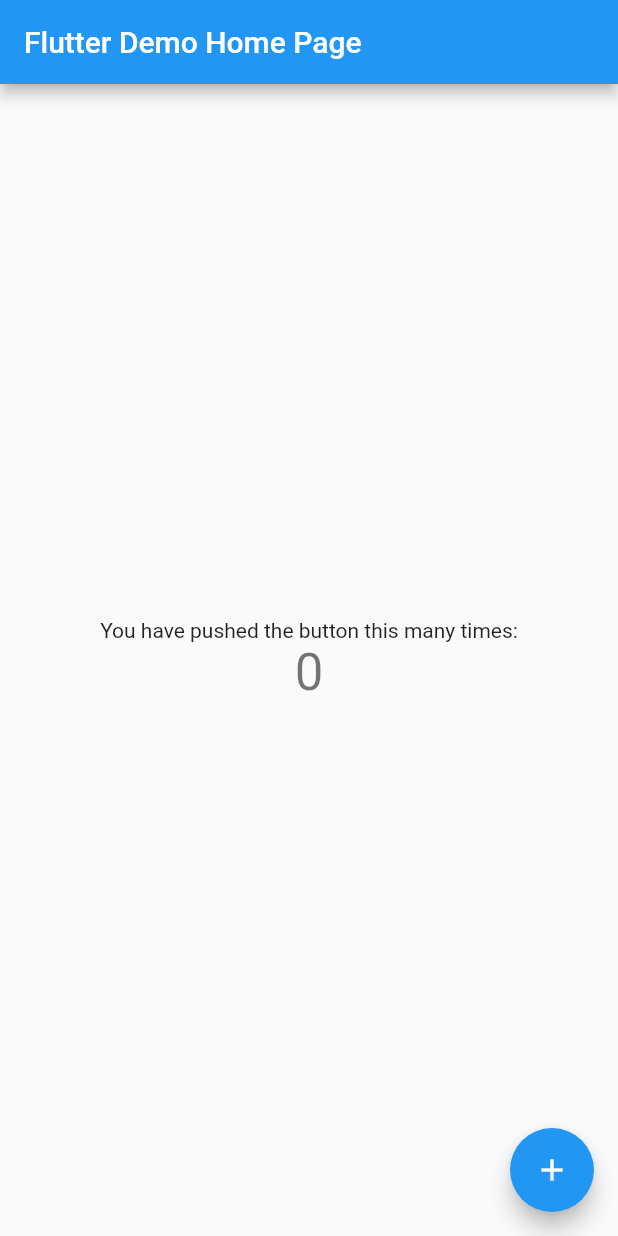
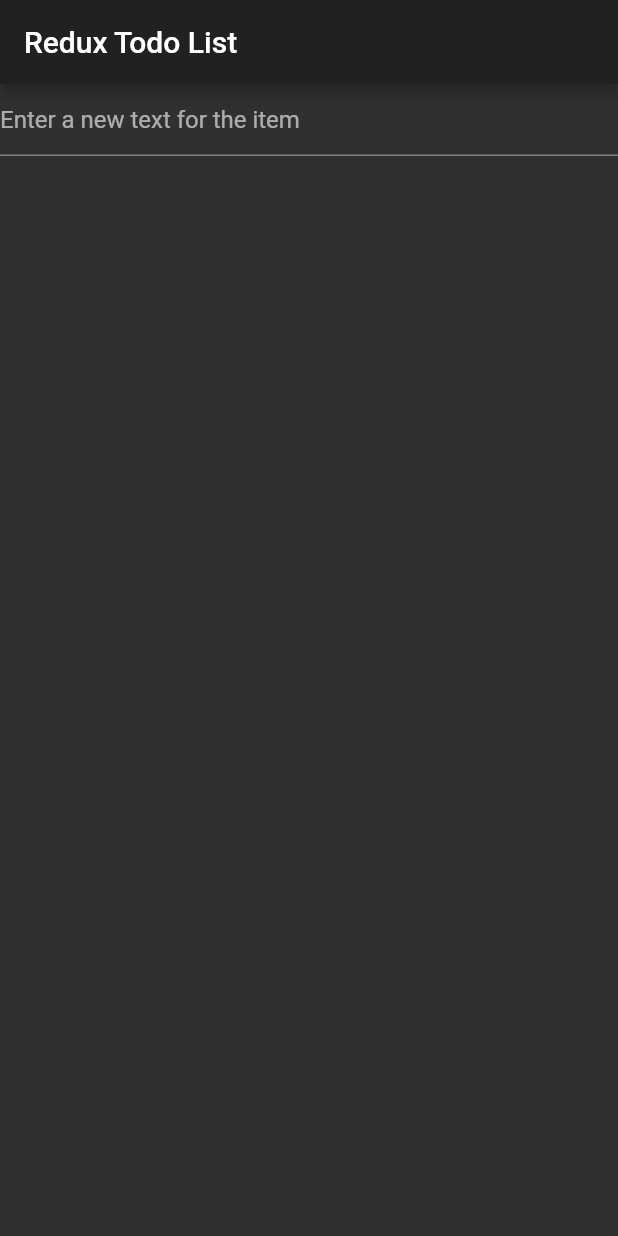
Before and after one commit to lXSPandora/flutter-redux-todo, a Flutter app: the screen it shows after launch, on a phone screen of 412 x 824 dp. Run offline on Flutter 3.47's test engine with Material 2 defaults, Android fonts, the phone set to English and light mode, and no system bars; our stand-ins replace flutter_redux, redux.

Commit message:
adds new flux to todo list with flutter

```diff
--- a/lib/main.dart
+++ b/lib/main.dart
@@ -1,109 +1,106 @@
 import 'package:flutter/material.dart';
+import 'package:flutter_redux/flutter_redux.dart';
+import 'package:redux/redux.dart';
 
-void main() => runApp(new MyApp());
+class ListState {
+  final List<String> items;
+  ListState({this.items});
+
+  ListState.initialState() : items = [];
+}
+
+class AddAction {
+  final String input;
+  AddAction({this.input});
+}
+
+ListState reducer(ListState state, action) {
+  if (action is AddAction) {
+    return ListState(
+        items: []
+          ..addAll(state.items)
+          ..add(action.input));
+  }
+  return ListState(items: state.items);
+}
+
+void main() => runApp(MyApp());
 
 class MyApp extends StatelessWidget {
-  // This widget is the root of your application.
+  final store =
+      Store<ListState>(reducer, initialState: ListState.initialState());
   @override
   Widget build(BuildContext context) {
-    return new MaterialApp(
-      title: 'Flutter Demo',
-      theme: new ThemeData(
-        // This is the theme of your application.
-        //
-        // Try running your application with "flutter run". You'll see the
-        // application has a blue toolbar. Then, without quitting the app, try
-        // changing the primarySwatch below to Colors.green and then invoke
-        // "hot reload" (press "r" in the console where you ran "flutter run",
-        // or press Run > Flutter Hot Reload in IntelliJ). Notice that the
-        // counter didn't reset back to zero; the application is not restarted.
-        primarySwatch: Colors.blue,
+    return StoreProvider<ListState>(
+      store: store,
+      child: MaterialApp(
+        theme: ThemeData.dark(),
+        title: 'Redux List Application',
+        home: Home(),
       ),
-      home: new MyHomePage(title: 'Flutter Demo Home Page'),
     );
   }
 }
 
-class MyHomePage extends StatefulWidget {
-  MyHomePage({Key key, this.title}) : super(key: key);
-
-  // This widget is the home page of your application. It is stateful, meaning
-  // that it has a State object (defined below) that contains fields that affect
-  // how it looks.
-
-  // This class is the configuration for the state. It holds the values (in this
-  // case the title) provided by the parent (in this case the App widget) and
-  // used by the build method of the State. Fields in a Widget subclass are
-  // always marked "final".
-
-  final String title;
-
-  @override
-  _MyHomePageState createState() => new _MyHomePageState();
-}
-
-class _MyHomePageState extends State<MyHomePage> {
-  int _counter = 0;
-
-  void _incrementCounter() {
-    setState(() {
-      // This call to setState tells the Flutter framework that something has
-      // changed in this State, which causes it to rerun the build method below
-      // so that the display can reflect the updated values. If we changed
-      // _counter without calling setState(), then the build method would not be
-      // called again, and so nothing would appear to happen.
-      _counter++;
-    });
-  }
-
+class Home extends StatelessWidget {
   @override
   Widget build(BuildContext context) {
-    // This method is rerun every time setState is called, for instance as done
-    // by the _incrementCounter method above.
-    //
-    // The Flutter framework has been optimized to make rerunning build methods
-    // fast, so that you can just rebuild anything that needs updating rather
-    // than having to individually change instances of widgets.
-    return new Scaffold(
-      appBar: new AppBar(
-        // Here we take the value from the MyHomePage object that was created by
-        // the App.build method, and use it to set our appbar title.
-        title: new Text(widget.title),
+    return Scaffold(
+      appBar: AppBar(
+        title: Text('Redux Todo List'),
       ),
-      body: new Center(
-        // Center is a layout widget. It takes a single child and positions it
-        // in the middle of the parent.
-        child: new Column(
-          // Column is also layout widget. It takes a list of children and
-          // arranges them vertically. By default, it sizes itself to fit its
-          // children horizontally, and tries to be as tall as its parent.
-          //
-          // Invoke "debug paint" (press "p" in the console where you ran
-          // "flutter run", or select "Toggle Debug Paint" from the Flutter tool
-          // window in IntelliJ) to see the wireframe for each widget.
-          //
-          // Column has various properties to control how it sizes itself and
-          // how it positions its children. Here we use mainAxisAlignment to
-          // center the children vertically; the main axis here is the vertical
-          // axis because Columns are vertical (the cross axis would be
-          // horizontal).
-          mainAxisAlignment: MainAxisAlignment.center,
+      body: Center(
+        child: Column(
           children: <Widget>[
-            new Text(
-              'You have pushed the button this many times:',
-            ),
-            new Text(
-              '$_counter',
-              style: Theme.of(context).textTheme.display1,
-            ),
+            ListInput(),
+            ViewList(),
           ],
         ),
       ),
-      floatingActionButton: new FloatingActionButton(
-        onPressed: _incrementCounter,
-        tooltip: 'Increment',
-        child: new Icon(Icons.add),
-      ), // This trailing comma makes auto-formatting nicer for build methods.
     );
   }
 }
+
+typedef AddItem(String text);
+
+class _ViewModel {
+  final AddItem addItemToList;
+  _ViewModel({this.addItemToList});
+}
+
+class ListInput extends StatefulWidget {
+  @override
+  ListInputState createState() => ListInputState();
+}
+
+class ListInputState extends State<ListInput> {
+  final TextEditingController controller = TextEditingController();
+  @override
+  Widget build(BuildContext context) {
+    return StoreConnector<ListState, _ViewModel>(
+        converter: (store) => _ViewModel(
+              addItemToList: (inputText) => store.dispatch(
+                    AddAction(input: inputText),
+                  ),
+            ),
+        builder: (context, viewModel) => TextField(
+            decoration: InputDecoration(hintText: "Enter a new text for the item"),
+            controller: controller,
+            onSubmitted: (text) {
+              viewModel.addItemToList(text);
+              controller.text = "";
+            }));
+  }
+}
+
+class ViewList extends StatelessWidget {
+  @override
+  Widget build(BuildContext context) {
+    return StoreConnector<ListState, List<String>>(
+      converter: (store) => store.state.items,
+      builder: (context, items) => Column(
+        children: items.map((i) => ListTile(title: Text(i))).toList(),
+      ),
+    );
+  }
+}
```
Also changed, not shown: 1 other file.
